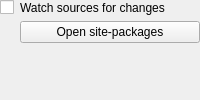
This is python/src/configwidget.ui in albertlauncher/plugins as Qt 5 draws it before an edit. The edited form follows.
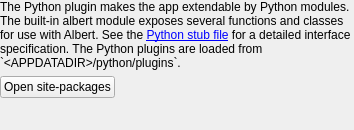
This is the edited form.

```diff
--- a/python/src/configwidget.ui
+++ b/python/src/configwidget.ui
@@ -2,7 +2,15 @@
 <ui version="4.0">
  <class>ConfigWidget</class>
  <widget class="QWidget" name="ConfigWidget">
-  <layout class="QFormLayout" name="formLayout">
+  <property name="geometry">
+   <rect>
+    <x>0</x>
+    <y>0</y>
+    <width>354</width>
+    <height>130</height>
+   </rect>
+  </property>
+  <layout class="QVBoxLayout" name="verticalLayout">
    <property name="leftMargin">
     <number>0</number>
    </property>
@@ -15,26 +23,52 @@
    <property name="bottomMargin">
     <number>0</number>
    </property>
-   <item row="0" column="0">
-    <widget class="QCheckBox" name="checkBox_watchSources">
+   <item>
+    <widget class="QLabel" name="label_2">
      <property name="text">
-      <string/>
+      <string>The Python plugin makes the app extendable by Python modules. The built-in albert module exposes several functions and classes for use with Albert. See the &lt;a href=&quot;https://github.com/albertlauncher/python/blob/master/albert.pyi&quot;&gt;Python stub file&lt;/a&gt; for a detailed interface specification. The Python plugins are loaded from `&amp;lt;APPDATADIR&amp;gt;/python/plugins`.</string>
      </property>
-    </widget>
-   </item>
-   <item row="0" column="1">
-    <widget class="QLabel" name="label">
-     <property name="text">
-      <string>Watch sources for changes</string>
+     <property name="wordWrap">
+      <bool>true</bool>
      </property>
     </widget>
    </item>
-   <item row="1" column="1">
-    <widget class="QPushButton" name="pushButton_packages">
-     <property name="text">
-      <string>Open site-packages</string>
+   <item>
+    <layout class="QHBoxLayout" name="horizontalLayout">
+     <item>
+      <widget class="QPushButton" name="pushButton_packages">
+       <property name="text">
+        <string>Open site-packages</string>
+       </property>
+      </widget>
+     </item>
+     <item>
+      <spacer name="horizontalSpacer">
+       <property name="orientation">
+        <enum>Qt::Horizontal</enum>
+       </property>
+       <property name="sizeHint" stdset="0">
+        <size>
+         <width>0</width>
+         <height>0</height>
+        </size>
+       </property>
+      </spacer>
+     </item>
+    </layout>
+   </item>
+   <item>
+    <spacer name="verticalSpacer">
+     <property name="orientation">
+      <enum>Qt::Vertical</enum>
      </property>
-    </widget>
+     <property name="sizeHint" stdset="0">
+      <size>
+       <width>0</width>
+       <height>0</height>
+      </size>
+     </property>
+    </spacer>
    </item>
   </layout>
  </widget>
```
Left out of the diff: 3 changed lines with no effect on the pictures.
